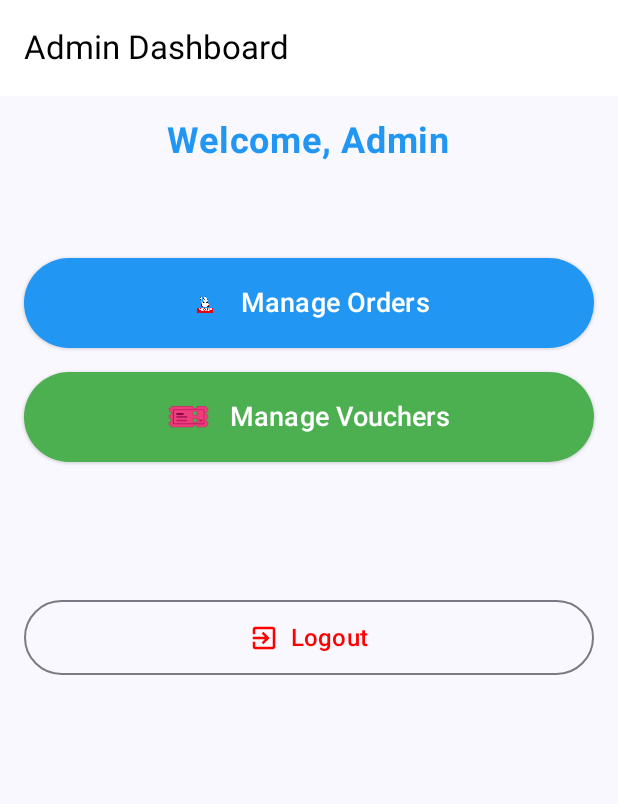
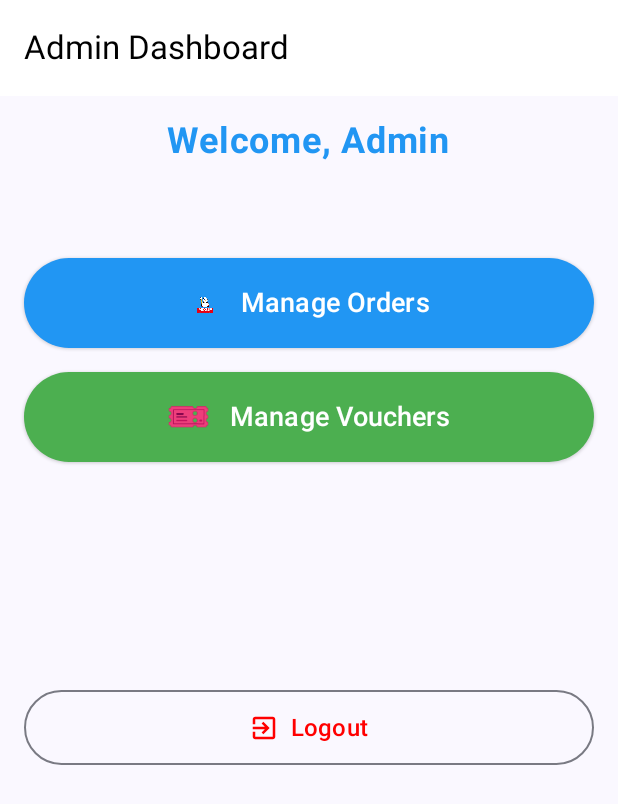
Before and after one commit to wenqi0401/KotlinAssignment, an Android app built with Jetpack Compose: the AdminDashboardScreen screen opened through its navigation route, on a phone screen of 412 x 824 dp. Shown: the top 804 px of the screen. Run offline under Robolectric (Android 15) with nearby library versions, the phone set to English and light mode, and no system bars; our stand-ins replace Firebase (no records; nobody signed in at launch, a user with empty details on screens opened directly).

Commit message:
整理code

```diff
--- a/app/src/main/java/com/example/myapplication/AdminDashboardScreen.kt
+++ b/app/src/main/java/com/example/myapplication/AdminDashboardScreen.kt
@@ -1,6 +1,5 @@
 package com.example.myapplication
 
-import android.R.attr.onClick
 import androidx.compose.foundation.layout.*
 import androidx.compose.material.icons.Icons
 import androidx.compose.material.icons.filled.ExitToApp
@@ -39,7 +38,6 @@ fun AdminDashboardScreen(navController: NavController) {
 
             Spacer(modifier = Modifier.height(32.dp))
 
-            // 管理订单按钮
             ElevatedButton(
                 onClick = { navController.navigate("admin_order_management") },
                 modifier = Modifier
@@ -63,7 +61,6 @@ fun AdminDashboardScreen(navController: NavController) {
                 )
             }
 
-            // voucher
             ElevatedButton(
                 onClick = { navController.navigate("admin_voucher_management") },
                 modifier = Modifier
@@ -83,9 +80,8 @@ fun AdminDashboardScreen(navController: NavController) {
                 )
             }
 
-            Spacer(modifier = Modifier.height(60.dp))
+            Spacer(modifier = Modifier.height(120.dp))
 
-            // 登出按钮
             OutlinedButton(
                 onClick = {
                     navController.navigate("login") {
--- a/app/src/main/java/com/example/myapplication/AdminLoginScreen.kt
+++ b/app/src/main/java/com/example/myapplication/AdminLoginScreen.kt
@@ -79,7 +79,6 @@ fun AdminLoginScreen(navController: NavHostController) {
                     Button(
                         onClick = {
                             isLoading = true
-                            // 模拟登录验证
                             if (username == "admin" && password == "1234") {
                                 showError = false
                                 navController.navigate("admin_dashboard") {
--- a/app/src/main/java/com/example/myapplication/AdminOrderListScreen.kt
+++ b/app/src/main/java/com/example/myapplication/AdminOrderListScreen.kt
@@ -23,12 +23,10 @@ fun AdminOrderListScreen(
     navController: NavController,
     repository: OrderRepository
 ) {
-    // 不要在 remember 里直接调用 suspend 函数
     var orders by remember { mutableStateOf<List<Order>>(emptyList()) }
     var isLoading by remember { mutableStateOf(true) }
     var errorMessage by remember { mutableStateOf<String?>(null) }
 
-    // 初次进入页面加载一次（如需定时刷新可再加循环/定时器）
     LaunchedEffect(Unit) {
         try {
             orders = repository.getAllOrders()   // suspend -> OK in coroutine
@@ -128,7 +126,6 @@ fun AdminOrderListScreen(
                                         )
                                     }
 
-                                    // Status Badge（保持你原来的）
                                     StatusBadgeAdmin(order.status)
                                 }
                             }
--- a/app/src/main/java/com/example/myapplication/VoucherScreens.kt
+++ b/app/src/main/java/com/example/myapplication/VoucherScreens.kt
@@ -43,7 +43,7 @@ fun VoucherCenterScreen(navController: NavHostController) {
     Scaffold(
         topBar = {
             TopAppBar(
-                title = { Text("Voucher Center", color = Color.White) },
+                title = { Text("My Vouchers", color = Color.White) },
                 navigationIcon = {
                     IconButton(onClick = { navController.popBackStack() }) {
                         Icon(Icons.Default.ArrowBack, contentDescription = "Back", tint = Color.White)
```
Also changed, not shown: app/src/main/java/com/example/myapplication/AdminOrderDetailScreen.kt (+2 -6 lines).
